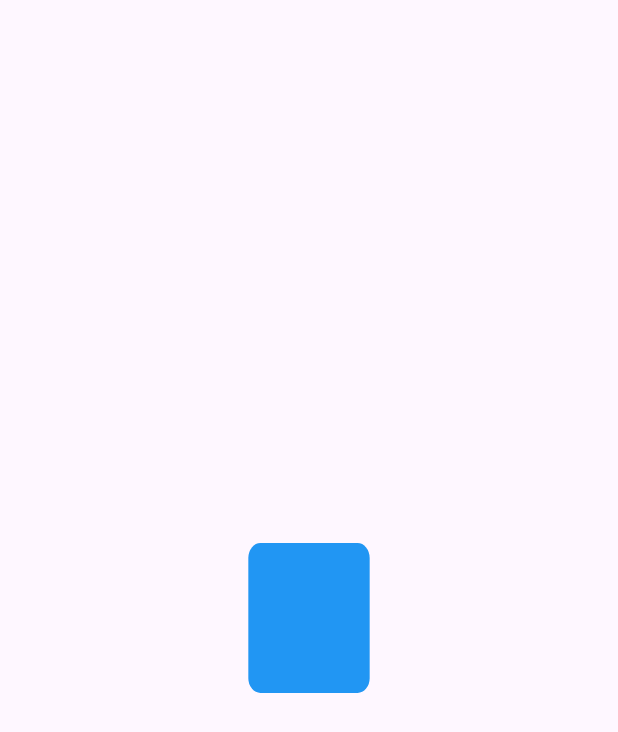
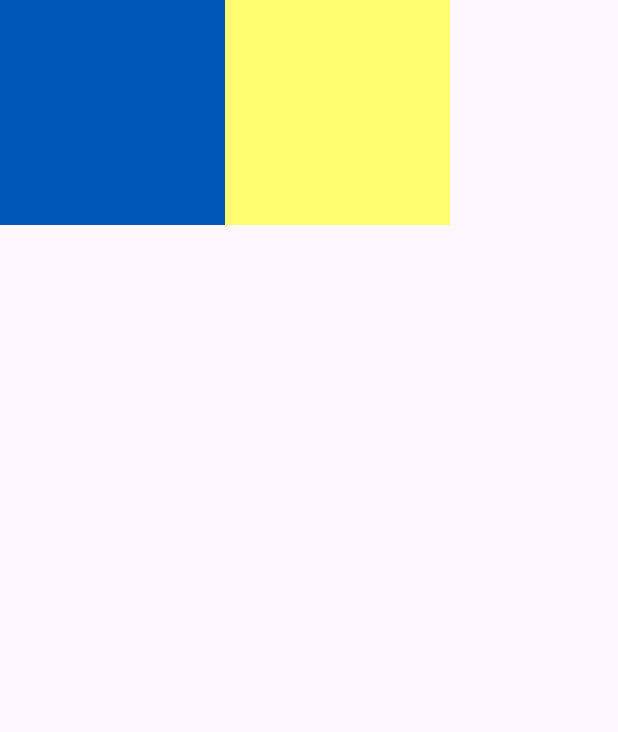
Before and after one commit to Usman-504/Animations, a Flutter app: the screen it shows after launch, on a phone screen of 412 x 824 dp. Shown: the top 732 px of the screen. Run offline on Flutter 3.47's test engine with Material 3 defaults, Android fonts, the phone set to English and light mode, and no system bars.

Commit message:
Two Circles Added

```diff
--- /dev/null
+++ b/lib/circle_screen.dart
@@ -0,0 +1,62 @@
+import 'package:flutter/material.dart';
+enum CircleSide {left, right}
+extension ToPath on CircleSide {
+  Path toPath(Size size){
+    final path = Path();
+
+    late Offset offset;
+    late bool clockWise;
+
+    switch (this) {
+
+      case CircleSide.left:
+        path.moveTo(size.width, 0);
+        offset = Offset(0, size.height);
+        clockWise = false;
+      case CircleSide.right:
+        offset = Offset(0, size.height);
+        clockWise = true;
+    }
+    path.arcToPoint(offset,
+        radius: Radius.elliptical(size.width/2, size.height/2),
+    clockwise: clockWise);
+
+    path.close();
+    return path;
+  }
+}
+
+class HalfCircleClipper extends CustomClipper<Path>{
+  final CircleSide side;
+  const HalfCircleClipper({required this.side});
+  @override
+  Path getClip(Size size) => side.toPath(size);
+
+  @override
+  bool shouldReclip(covariant CustomClipper<Path> oldClipper) => true;
+
+}
+
+class CircleScreen extends StatelessWidget {
+  const CircleScreen({super.key});
+
+  @override
+  Widget build(BuildContext context) {
+    return Scaffold(
+      body: Row(
+        children: [
+          Container(
+            height: 150,
+            width: 150,
+            color: const Color(0XFF0057b7),
+          ),
+          Container(
+            height: 150,
+            width: 150,
+            color: const Color(0xfffffd70),
+          ),
+        ],
+      ),
+    );
+  }
+}
--- a/lib/home_screen.dart
+++ b/lib/home_screen.dart
@@ -15,7 +15,7 @@ class _HomeScreenState extends State<HomeScreen> with SingleTickerProviderStateM
   void initState() {
     _controller = AnimationController(
       vsync: this,
-    duration: Duration(seconds: 2)
+    duration: const Duration(seconds: 2)
     );
     _animation = Tween<double>(begin: 0.0, end: 2 * pi).animate(_controller);
     _controller.repeat();
--- a/lib/main.dart
+++ b/lib/main.dart
@@ -1,3 +1,4 @@
+import 'package:animations/circle_screen.dart';
 import 'package:animations/home_screen.dart';
 import 'package:flutter/material.dart';
 
@@ -12,7 +13,7 @@ class MyApp extends StatelessWidget {
   Widget build(BuildContext context) {
     return const MaterialApp(
       debugShowCheckedModeBanner: false,
-      home: HomeScreen(),
+      home: CircleScreen(),
     );
   }
 }
```
